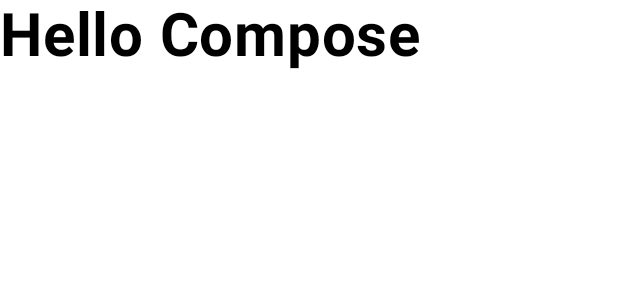
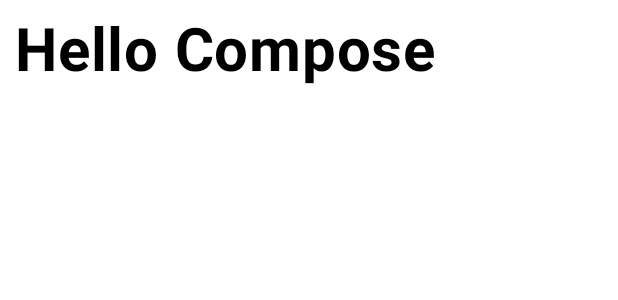
Before and after one commit to ZolotkoVal/ModifierDemo, an Android app built with Jetpack Compose: the @Preview function DefaultPreview, on a phone screen of 412 x 824 dp. Shown: the top 300 px of the screen. Run offline under Robolectric (Android 15) with nearby library versions, the phone set to English and light mode, and no system bars.

Commit message:
Apply padding modifier to greeting

```diff
--- a/app/src/main/java/com/example/modifierdemo/MainActivity.kt
+++ b/app/src/main/java/com/example/modifierdemo/MainActivity.kt
@@ -13,6 +13,7 @@ import androidx.compose.ui.Modifier
 import androidx.compose.ui.tooling.preview.Preview
 import androidx.compose.ui.text.font.FontWeight
 import androidx.compose.ui.unit.sp
+import androidx.compose.ui.unit.dp
 import com.example.modifierdemo.ui.theme.ModifierDemoTheme
 
 class MainActivity : ComponentActivity() {
@@ -31,7 +32,7 @@ class MainActivity : ComponentActivity() {
 
 @Composable
 fun DemoScreen(modifier: Modifier = Modifier) {
-    val mymodifier = Modifier
+    val mymodifier = Modifier.padding(all = 10.dp)
     Text("Hello Compose", modifier = modifier.then(mymodifier), fontSize = 40.sp, fontWeight = FontWeight.Bold)
 }
 
```
